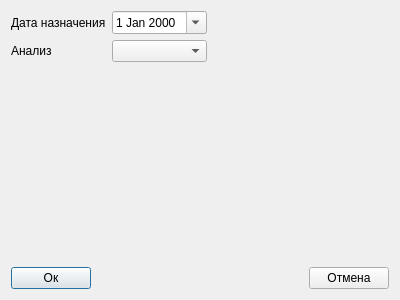
Above: work_info_patient/data_analizes/dialog_data_analizes.ui from PanchukDima/pndbase before the change. Below: the same form after it.
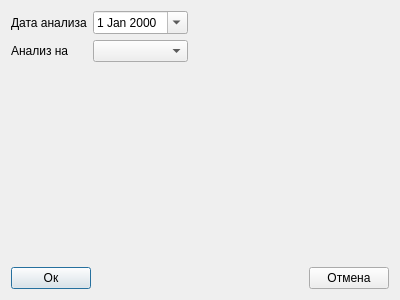
That is the form after the change.

Patch:
```diff
--- a/work_info_patient/data_analizes/dialog_data_analizes.ui
+++ b/work_info_patient/data_analizes/dialog_data_analizes.ui
@@ -19,7 +19,7 @@
      <item row="0" column="0">
       <widget class="QLabel" name="label_2">
        <property name="text">
-        <string>Дата назначения</string>
+        <string>Дата анализа</string>
        </property>
       </widget>
      </item>
@@ -36,7 +36,7 @@
      <item row="1" column="0">
       <widget class="QLabel" name="label">
        <property name="text">
-        <string>Анализ</string>
+        <string>Анализ на</string>
        </property>
       </widget>
      </item>
```
